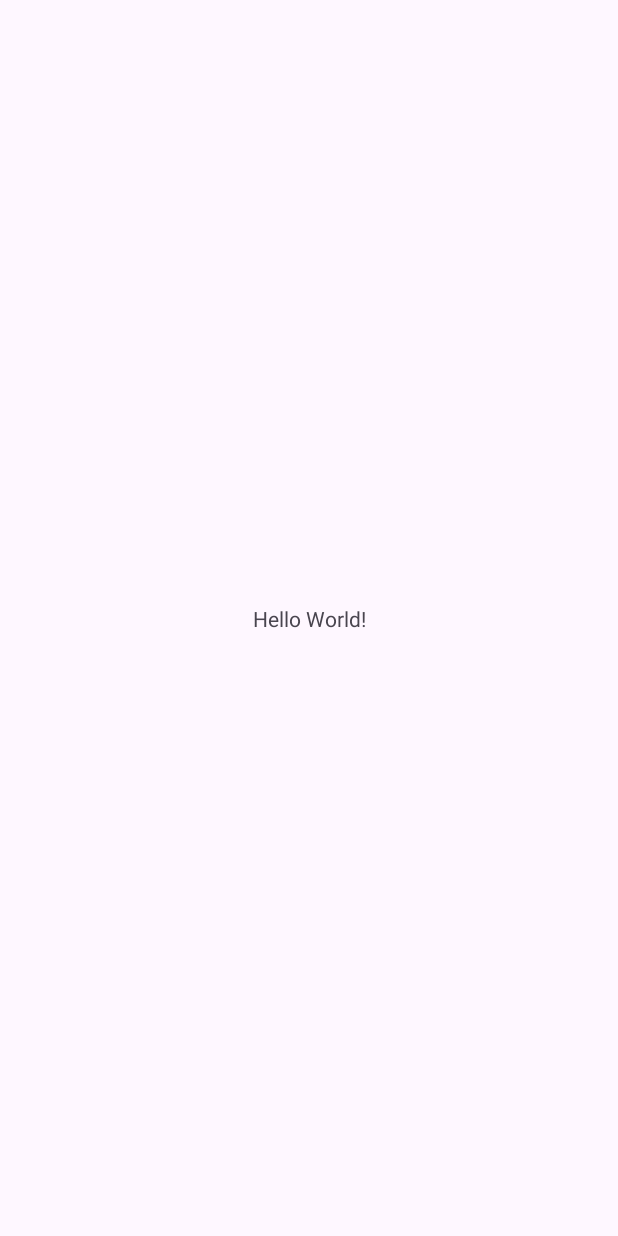
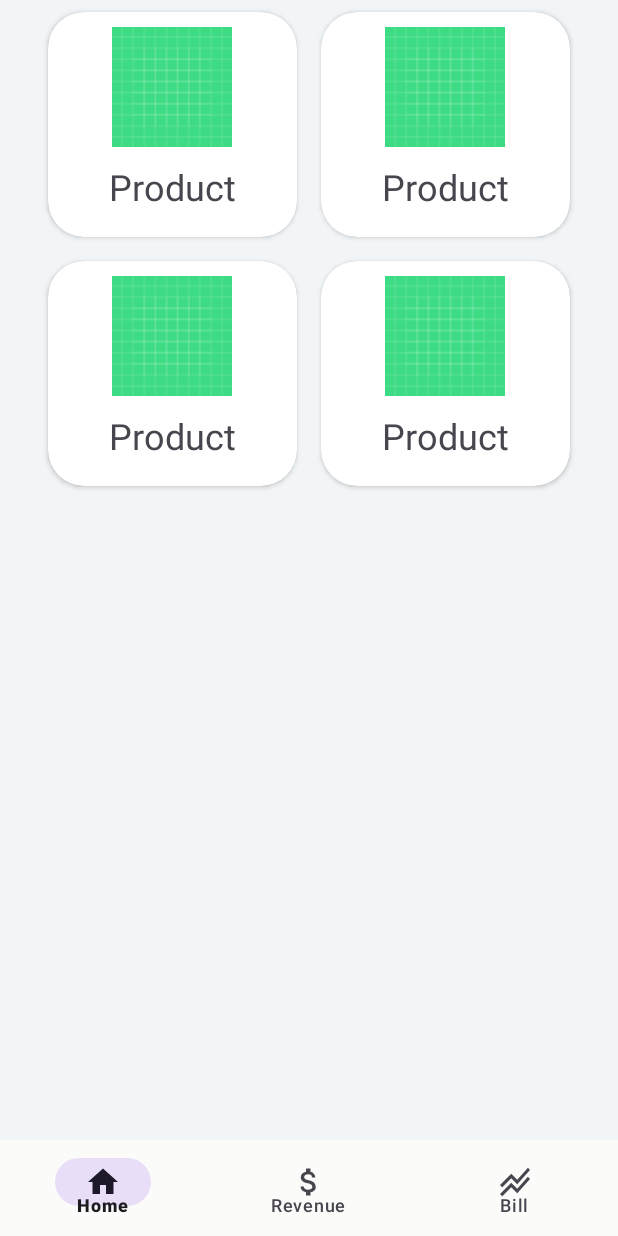
Before and after one commit to QuocCuong2807/XuanCuong_Stationery, an Android app: the screen it shows after launch (MainActivity), on a phone screen of 412 x 824 dp. Before the commit the screen is almost empty. Run offline under Robolectric (Android 15) with nearby library versions, the phone set to English and light mode, and no system bars.

Commit message:
created demo home fragment and finished bottom navbar menu

```diff
--- /dev/null
+++ b/app/src/main/java/com/fianlandroidassignments/xuancuongstationery/BillFragment.java
@@ -0,0 +1,64 @@
+package com.fianlandroidassignments.xuancuongstationery;
+
+import android.os.Bundle;
+
+import androidx.fragment.app.Fragment;
+
+import android.view.LayoutInflater;
+import android.view.View;
+import android.view.ViewGroup;
+
+/**
+ * A simple {@link Fragment} subclass.
+ * Use the {@link BillFragment#newInstance} factory method to
+ * create an instance of this fragment.
+ */
+public class BillFragment extends Fragment {
+
+    // TODO: Rename parameter arguments, choose names that match
+    // the fragment initialization parameters, e.g. ARG_ITEM_NUMBER
+    private static final String ARG_PARAM1 = "param1";
+    private static final String ARG_PARAM2 = "param2";
+
+    // TODO: Rename and change types of parameters
+    private String mParam1;
+    private String mParam2;
+
+    public BillFragment() {
+        // Required empty public constructor
+    }
+
+    /**
+     * Use this factory method to create a new instance of
+     * this fragment using the provided parameters.
+     *
+     * @param param1 Parameter 1.
+     * @param param2 Parameter 2.
+     * @return A new instance of fragment BillFragment.
+     */
+    // TODO: Rename and change types and number of parameters
+    public static BillFragment newInstance(String param1, String param2) {
+        BillFragment fragment = new BillFragment();
+        Bundle args = new Bundle();
+        args.putString(ARG_PARAM1, param1);
+        args.putString(ARG_PARAM2, param2);
+        fragment.setArguments(args);
+        return fragment;
+    }
+
+    @Override
+    public void onCreate(Bundle savedInstanceState) {
+        super.onCreate(savedInstanceState);
+        if (getArguments() != null) {
+            mParam1 = getArguments().getString(ARG_PARAM1);
+            mParam2 = getArguments().getString(ARG_PARAM2);
+        }
+    }
+
+    @Override
+    public View onCreateView(LayoutInflater inflater, ViewGroup container,
+                             Bundle savedInstanceState) {
+        // Inflate the layout for this fragment
+        return inflater.inflate(R.layout.fragment_bill, container, false);
+    }
+}
--- /dev/null
+++ b/app/src/main/java/com/fianlandroidassignments/xuancuongstationery/HomeFragment.java
@@ -0,0 +1,64 @@
+package com.fianlandroidassignments.xuancuongstationery;
+
+import android.os.Bundle;
+
+import androidx.fragment.app.Fragment;
+
+import android.view.LayoutInflater;
+import android.view.View;
+import android.view.ViewGroup;
+
+/**
+ * A simple {@link Fragment} subclass.
+ * Use the {@link HomeFragment#newInstance} factory method to
+ * create an instance of this fragment.
+ */
+public class HomeFragment extends Fragment {
+
+    // TODO: Rename parameter arguments, choose names that match
+    // the fragment initialization parameters, e.g. ARG_ITEM_NUMBER
+    private static final String ARG_PARAM1 = "param1";
+    private static final String ARG_PARAM2 = "param2";
+
+    // TODO: Rename and change types of parameters
+    private String mParam1;
+    private String mParam2;
+
+    public HomeFragment() {
+        // Required empty public constructor
+    }
+
+    /**
+     * Use this factory method to create a new instance of
+     * this fragment using the provided parameters.
+     *
+     * @param param1 Parameter 1.
+     * @param param2 Parameter 2.
+     * @return A new instance of fragment HomeFragment.
+     */
+    // TODO: Rename and change types and number of parameters
+    public static HomeFragment newInstance(String param1, String param2) {
+        HomeFragment fragment = new HomeFragment();
+        Bundle args = new Bundle();
+        args.putString(ARG_PARAM1, param1);
+        args.putString(ARG_PARAM2, param2);
+        fragment.setArguments(args);
+        return fragment;
+    }
+
+    @Override
+    public void onCreate(Bundle savedInstanceState) {
+        super.onCreate(savedInstanceState);
+        if (getArguments() != null) {
+            mParam1 = getArguments().getString(ARG_PARAM1);
+            mParam2 = getArguments().getString(ARG_PARAM2);
+        }
+    }
+
+    @Override
+    public View onCreateView(LayoutInflater inflater, ViewGroup container,
+                             Bundle savedInstanceState) {
+        // Inflate the layout for this fragment
+        return inflater.inflate(R.layout.fragment_home, container, false);
+    }
+}
--- a/app/src/main/java/com/fianlandroidassignments/xuancuongstationery/MainActivity.java
+++ b/app/src/main/java/com/fianlandroidassignments/xuancuongstationery/MainActivity.java
@@ -1,15 +1,39 @@
 package com.fianlandroidassignments.xuancuongstationery;
 
 import androidx.appcompat.app.AppCompatActivity;
+import androidx.fragment.app.Fragment;
+import androidx.fragment.app.FragmentManager;
+import androidx.fragment.app.FragmentTransaction;
 
 import android.os.Bundle;
 
+import com.fianlandroidassignments.xuancuongstationery.databinding.ActivityMainBinding;
+
 public class MainActivity extends AppCompatActivity {
+    ActivityMainBinding binding;
 
     @Override
     protected void onCreate(Bundle savedInstanceState) {
         super.onCreate(savedInstanceState);
-        setContentView(R.layout.activity_main);
-        int a = 5;
+        binding = ActivityMainBinding.inflate(getLayoutInflater());
+        setContentView(binding.getRoot());
+        replaceFragment(new HomeFragment());
+        binding.bottomNav.setOnItemSelectedListener(item -> {
+            if (item.getItemId() == R.id.itemHome) {
+                replaceFragment(new HomeFragment());
+            } else if (item.getItemId() == R.id.itemRevenue) {
+                replaceFragment(new RevenueFragment());
+            } else if (item.getItemId() == R.id.itemBill) {
+                replaceFragment(new BillFragment());
+            }
+            return true;
+        });
+    }
+
+    private void replaceFragment(Fragment fragment) {
+        FragmentManager fragmentManager = getSupportFragmentManager();
+        FragmentTransaction fragmentTransaction = fragmentManager.beginTransaction();
+        fragmentTransaction.replace(R.id.frameHomeLayout, fragment);
+        fragmentTransaction.commit();
     }
 }
--- /dev/null
+++ b/app/src/main/java/com/fianlandroidassignments/xuancuongstationery/RevenueFragment.java
@@ -0,0 +1,64 @@
+package com.fianlandroidassignments.xuancuongstationery;
+
+import android.os.Bundle;
+
+import androidx.fragment.app.Fragment;
+
+import android.view.LayoutInflater;
+import android.view.View;
+import android.view.ViewGroup;
+
+/**
+ * A simple {@link Fragment} subclass.
+ * Use the {@link RevenueFragment#newInstance} factory method to
+ * create an instance of this fragment.
+ */
+public class RevenueFragment extends Fragment {
+
+    // TODO: Rename parameter arguments, choose names that match
+    // the fragment initialization parameters, e.g. ARG_ITEM_NUMBER
+    private static final String ARG_PARAM1 = "param1";
+    private static final String ARG_PARAM2 = "param2";
+
+    // TODO: Rename and change types of parameters
+    private String mParam1;
+    private String mParam2;
+
+    public RevenueFragment() {
+        // Required empty public constructor
+    }
+
+    /**
+     * Use this factory method to create a new instance of
+     * this fragment using the provided parameters.
+     *
+     * @param param1 Parameter 1.
+     * @param param2 Parameter 2.
+     * @return A new instance of fragment RevenueFragment.
+     */
+    // TODO: Rename and change types and number of parameters
+    public static RevenueFragment newInstance(String param1, String param2) {
+        RevenueFragment fragment = new RevenueFragment();
+        Bundle args = new Bundle();
+        args.putString(ARG_PARAM1, param1);
+        args.putString(ARG_PARAM2, param2);
+        fragment.setArguments(args);
+        return fragment;
+    }
+
+    @Override
+    public void onCreate(Bundle savedInstanceState) {
+        super.onCreate(savedInstanceState);
+        if (getArguments() != null) {
+            mParam1 = getArguments().getString(ARG_PARAM1);
+            mParam2 = getArguments().getString(ARG_PARAM2);
+        }
+    }
+
+    @Override
+    public View onCreateView(LayoutInflater inflater, ViewGroup container,
+                             Bundle savedInstanceState) {
+        // Inflate the layout for this fragment
+        return inflater.inflate(R.layout.fragment_revenue, container, false);
+    }
+}
--- /dev/null
+++ b/app/src/main/res/drawable/baseline_attach_money_24.xml
@@ -0,0 +1,5 @@
+<vector android:height="24dp" android:tint="#000000"
+    android:viewportHeight="24" android:viewportWidth="24"
+    android:width="24dp" xmlns:android="http://schemas.android.com/apk/res/android">
+    <path android:fillColor="@android:color/white" android:pathData="M11.8,10.9c-2.27,-0.59 -3,-1.2 -3,-2.15 0,-1.09 1.01,-1.85 2.7,-1.85 1.78,0 2.44,0.85 2.5,2.1h2.21c-0.07,-1.72 -1.12,-3.3 -3.21,-3.81V3h-3v2.16c-1.94,0.42 -3.5,1.68 -3.5,3.61 0,2.31 1.91,3.46 4.7,4.13 2.5,0.6 3,1.48 3,2.41 0,0.69 -0.49,1.79 -2.7,1.79 -2.06,0 -2.87,-0.92 -2.98,-2.1h-2.2c0.12,2.19 1.76,3.42 3.68,3.83V21h3v-2.15c1.95,-0.37 3.5,-1.5 3.5,-3.55 0,-2.84 -2.43,-3.81 -4.7,-4.4z"/>
+</vector>
--- /dev/null
+++ b/app/src/main/res/drawable/baseline_home_24.xml
@@ -0,0 +1,5 @@
+<vector android:height="24dp" android:tint="#000000"
+    android:viewportHeight="24" android:viewportWidth="24"
+    android:width="24dp" xmlns:android="http://schemas.android.com/apk/res/android">
+    <path android:fillColor="@android:color/white" android:pathData="M10,20v-6h4v6h5v-8h3L12,3 2,12h3v8z"/>
+</vector>
--- /dev/null
+++ b/app/src/main/res/drawable/baseline_search_24.xml
@@ -0,0 +1,5 @@
+<vector android:height="24dp" android:tint="#000000"
+    android:viewportHeight="24" android:viewportWidth="24"
+    android:width="24dp" xmlns:android="http://schemas.android.com/apk/res/android">
+    <path android:fillColor="@android:color/white" android:pathData="M15.5,14h-0.79l-0.28,-0.27C15.41,12.59 16,11.11 16,9.5 16,5.91 13.09,3 9.5,3S3,5.91 3,9.5 5.91,16 9.5,16c1.61,0 3.09,-0.59 4.23,-1.57l0.27,0.28v0.79l5,4.99L20.49,19l-4.99,-5zM9.5,14C7.01,14 5,11.99 5,9.5S7.01,5 9.5,5 14,7.01 14,9.5 11.99,14 9.5,14z"/>
+</vector>
--- /dev/null
+++ b/app/src/main/res/drawable/baseline_stacked_line_chart_24.xml
@@ -0,0 +1,5 @@
+<vector android:height="24dp" android:tint="#000000"
+    android:viewportHeight="24" android:viewportWidth="24"
+    android:width="24dp" xmlns:android="http://schemas.android.com/apk/res/android">
+    <path android:fillColor="@android:color/white" android:pathData="M2,19.99l7.5,-7.51l4,4l7.09,-7.97L22,9.92l-8.5,9.56l-4,-4l-6,6.01L2,19.99zM3.5,15.49l6,-6.01l4,4L22,3.92l-1.41,-1.41l-7.09,7.97l-4,-4L2,13.99L3.5,15.49z"/>
+</vector>
--- a/app/src/main/res/layout/activity_main.xml
+++ b/app/src/main/res/layout/activity_main.xml
@@ -6,13 +6,32 @@
     android:layout_height="match_parent"
     tools:context=".MainActivity">
 
-    <TextView
-        android:layout_width="wrap_content"
-        android:layout_height="wrap_content"
-        android:text="Hello World!"
+
+
+    <com.google.android.material.bottomnavigation.BottomNavigationView
+        android:id="@+id/bottomNav"
+        android:layout_width="match_parent"
+        android:layout_height="64dp"
+        android:background="#fbfbf9"
+        android:layout_marginStart="0dp"
+        android:layout_marginEnd="0dp"
+        android:layout_marginBottom="0dp"
         app:layout_constraintBottom_toBottomOf="parent"
         app:layout_constraintEnd_toEndOf="parent"
         app:layout_constraintStart_toStartOf="parent"
-        app:layout_constraintTop_toTopOf="parent" />
+        app:menu="@menu/bottom_nav_menu"
+        />
+
+    <FrameLayout
+        android:id="@+id/frameHomeLayout"
+        android:layout_width="match_parent"
+        android:layout_height="0dp"
+        app:layout_constraintBottom_toTopOf="@+id/bottomNav"
+        app:layout_constraintEnd_toEndOf="parent"
+        app:layout_constraintStart_toStartOf="parent"
+        app:layout_constraintTop_toTopOf="parent"
+        android:background="@color/white1">
+    </FrameLayout>
+
 
 </androidx.constraintlayout.widget.ConstraintLayout>
--- /dev/null
+++ b/app/src/main/res/layout/fragment_bill.xml
@@ -0,0 +1,14 @@
+<?xml version="1.0" encoding="utf-8"?>
+<FrameLayout xmlns:android="http://schemas.android.com/apk/res/android"
+    xmlns:tools="http://schemas.android.com/tools"
+    android:layout_width="match_parent"
+    android:layout_height="match_parent"
+    tools:context=".BillFragment">
+
+    <!-- TODO: Update blank fragment layout -->
+    <TextView
+        android:layout_width="match_parent"
+        android:layout_height="match_parent"
+        android:text="@string/hello_blank_fragment" />
+
+</FrameLayout>
--- /dev/null
+++ b/app/src/main/res/layout/fragment_home.xml
@@ -0,0 +1,152 @@
+<?xml version="1.0" encoding="utf-8"?>
+<RelativeLayout xmlns:android="http://schemas.android.com/apk/res/android"
+    xmlns:app="http://schemas.android.com/apk/res-auto"
+    xmlns:tools="http://schemas.android.com/tools"
+    android:layout_width="match_parent"
+    android:layout_height="match_parent"
+    android:background="#f2f5f7"
+    tools:context=".HomeFragment">
+
+    <GridLayout
+        android:layout_width="match_parent"
+        android:layout_height="wrap_content"
+        android:layout_marginLeft="24dp"
+        android:layout_marginRight="24dp"
+        android:columnCount="2"
+        android:rowCount="2">
+
+        <androidx.cardview.widget.CardView
+            android:id="@+id/cvProduct"
+            android:layout_width="150dp"
+            android:layout_height="150dp"
+            app:cardCornerRadius="24dp"
+            android:layout_columnWeight="1"
+            android:layout_margin="8dp"
+            android:layout_rowWeight="1"
+            android:layout_row="0"
+            android:layout_column="0">
+
+            <LinearLayout
+                android:layout_width="match_parent"
+                android:layout_height="match_parent"
+                android:orientation="vertical">
+
+                <ImageView
+                    android:layout_width="80dp"
+                    android:layout_height="80dp"
+                    android:layout_marginTop="10dp"
+                    android:layout_gravity="center_horizontal"
+                    android:src="@drawable/ic_launcher_background" />
+
+                <TextView
+                    android:layout_width="wrap_content"
+                    android:layout_height="wrap_content"
+                    android:text="@string/lbProduct"
+                    android:textSize="24sp"
+                    android:layout_marginTop="10dp"
+                    android:textAlignment="center"
+                    android:layout_gravity="center"/>
+            </LinearLayout>
+        </androidx.cardview.widget.CardView>
+
+        <androidx.cardview.widget.CardView
+            android:id="@+id/cvCategory"
+            android:layout_width="150dp"
+            android:layout_height="150dp"
+            app:cardCornerRadius="24dp"
+            android:layout_columnWeight="1"
+            android:layout_rowWeight="1"
+            android:layout_row="0"
+            android:layout_margin="8dp"
+            android:layout_column="1">
+
+            <LinearLayout
+                android:layout_width="match_parent"
+                android:layout_height="match_parent"
+                android:orientation="vertical">
+
+                <ImageView
+                    android:layout_width="80dp"
+                    android:layout_height="80dp"
+                    android:layout_marginTop="10dp"
+                    android:layout_gravity="center_horizontal"
+                    android:src="@drawable/ic_launcher_background" />
+
+                <TextView
+                    android:layout_width="wrap_content"
+                    android:layout_height="wrap_content"
+                    android:text="@string/lbProduct"
+                    android:textSize="24sp"
+                    android:layout_marginTop="10dp"
+                    android:textAlignment="center"
+                    android:layout_gravity="center"/>
+            </LinearLayout>
+        </androidx.cardview.widget.CardView>
+
+        <androidx.cardview.widget.CardView
+            android:layout_width="150dp"
+            android:layout_height="150dp"
+            app:cardCornerRadius="24dp"
+            android:layout_columnWeight="1"
+            android:layout_rowWeight="1"
+            android:layout_row="1"
+            android:layout_margin="8dp"
+            android:layout_column="0">
+
+            <LinearLayout
+                android:layout_width="match_parent"
+                android:layout_height="match_parent"
+                android:orientation="vertical">
+
+                <ImageView
+                    android:layout_width="80dp"
+                    android:layout_height="80dp"
+                    android:layout_marginTop="10dp"
+                    android:layout_gravity="center_horizontal"
+                    android:src="@drawable/ic_launcher_background" />
+
+                <TextView
+                    android:layout_width="wrap_content"
+                    android:layout_height="wrap_content"
+                    android:text="@string/lbProduct"
+                    android:textSize="24sp"
+                    android:layout_marginTop="10dp"
+                    android:textAlignment="center"
+                    android:layout_gravity="center"/>
+            </LinearLayout>
+        </androidx.cardview.widget.CardView>
+
+        <androidx.cardview.widget.CardView
+            android:layout_width="150dp"
+            android:layout_height="150dp"
+            app:cardCornerRadius="24dp"
+            android:layout_columnWeight="1"
+            android:layout_rowWeight="1"
+            android:layout_row="1"
+            android:layout_margin="8dp"
+            android:layout_column="1">
+
+            <LinearLayout
+                android:layout_width="match_parent"
+                android:layout_height="match_parent"
+                android:orientation="vertical">
+
+                <ImageView
+                    android:layout_width="80dp"
+                    android:layout_height="80dp"
+                    android:layout_marginTop="10dp"
+                    android:layout_gravity="center_horizontal"
+                    android:src="@drawable/ic_launcher_background" />
+
+                <TextView
+                    android:layout_width="wrap_content"
+                    android:layout_height="wrap_content"
+                    android:text="@string/lbProduct"
+                    android:textSize="24sp"
+                    android:layout_marginTop="10dp"
+                    android:textAlignment="center"
+                    android:layout_gravity="center"/>
+            </LinearLayout>
+        </androidx.cardview.widget.CardView>
+    </GridLayout>
+</RelativeLayout>
--- /dev/null
+++ b/app/src/main/res/layout/fragment_revenue.xml
@@ -0,0 +1,14 @@
+<?xml version="1.0" encoding="utf-8"?>
+<FrameLayout xmlns:android="http://schemas.android.com/apk/res/android"
+    xmlns:tools="http://schemas.android.com/tools"
+    android:layout_width="match_parent"
+    android:layout_height="match_parent"
+    tools:context=".RevenueFragment">
+
+    <!-- TODO: Update blank fragment layout -->
+    <TextView
+        android:layout_width="match_parent"
+        android:layout_height="match_parent"
+        android:text="@string/hello_blank_fragment" />
+
+</FrameLayout>
--- /dev/null
+++ b/app/src/main/res/menu/bottom_nav_menu.xml
@@ -0,0 +1,22 @@
+<?xml version="1.0" encoding="utf-8"?>
+<menu xmlns:android="http://schemas.android.com/apk/res/android">
+
+    <item
+        android:layout_width="wrap_content"
+        android:layout_height="wrap_content"
+        android:title="@string/lbHome"
+        android:id="@+id/itemHome"
+        android:icon="@drawable/baseline_home_24"/>
+    <item
+        android:layout_width="wrap_content"
+        android:layout_height="wrap_content"
+        android:title="@string/lbRevenue"
+        android:id="@+id/itemRevenue"
+        android:icon="@drawable/baseline_attach_money_24"/>
+    <item
+        android:layout_width="wrap_content"
+        android:layout_height="wrap_content"
+        android:title="@string/lbBill"
+        android:id="@+id/itemBill"
+        android:icon="@drawable/baseline_stacked_line_chart_24"/>
+</menu>
--- a/app/src/main/res/values/colors.xml
+++ b/app/src/main/res/values/colors.xml
@@ -2,4 +2,5 @@
 <resources>
     <color name="black">#FF000000</color>
     <color name="white">#FFFFFFFF</color>
+    <color name="white1">#f2f5f7</color>
 </resources>
--- a/app/src/main/res/values/strings.xml
+++ b/app/src/main/res/values/strings.xml
@@ -1,3 +1,12 @@
 <resources>
     <string name="app_name">XuanCuongStationery</string>
+    <string name="lbHome">Home</string>
+    <string name="lbRevenue">Revenue</string>
+    <string name="lbBill">Bill</string>
+    <!-- TODO: Remove or change this placeholder text -->
+    <string name="hello_blank_fragment">Hello blank fragment</string>
+    <string name="lbProduct">Product</string>
+    <string name="lbAddProduct">Add New Product</string>
+    <string name="lbCategory">Category</string>
+    <string name="lbProvider">Provider</string>
 </resources>
```
Also changed, not shown: app/build.gradle.kts (+6 -1 lines).
